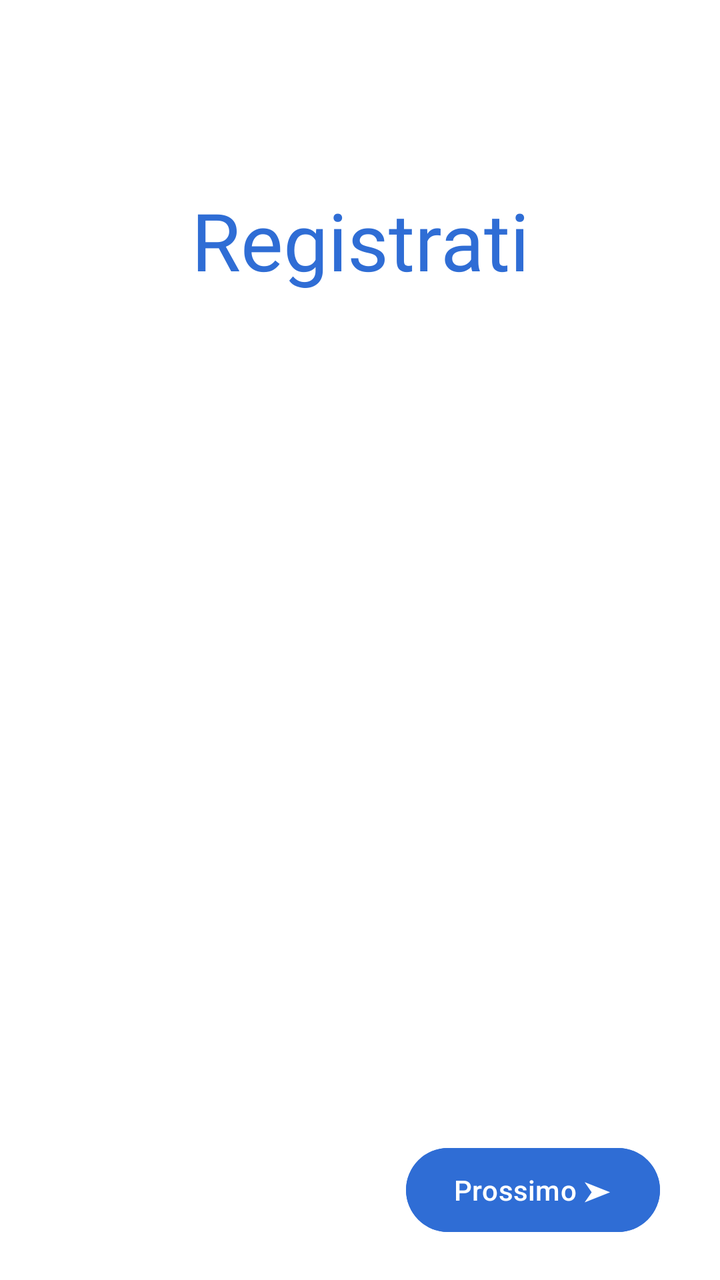
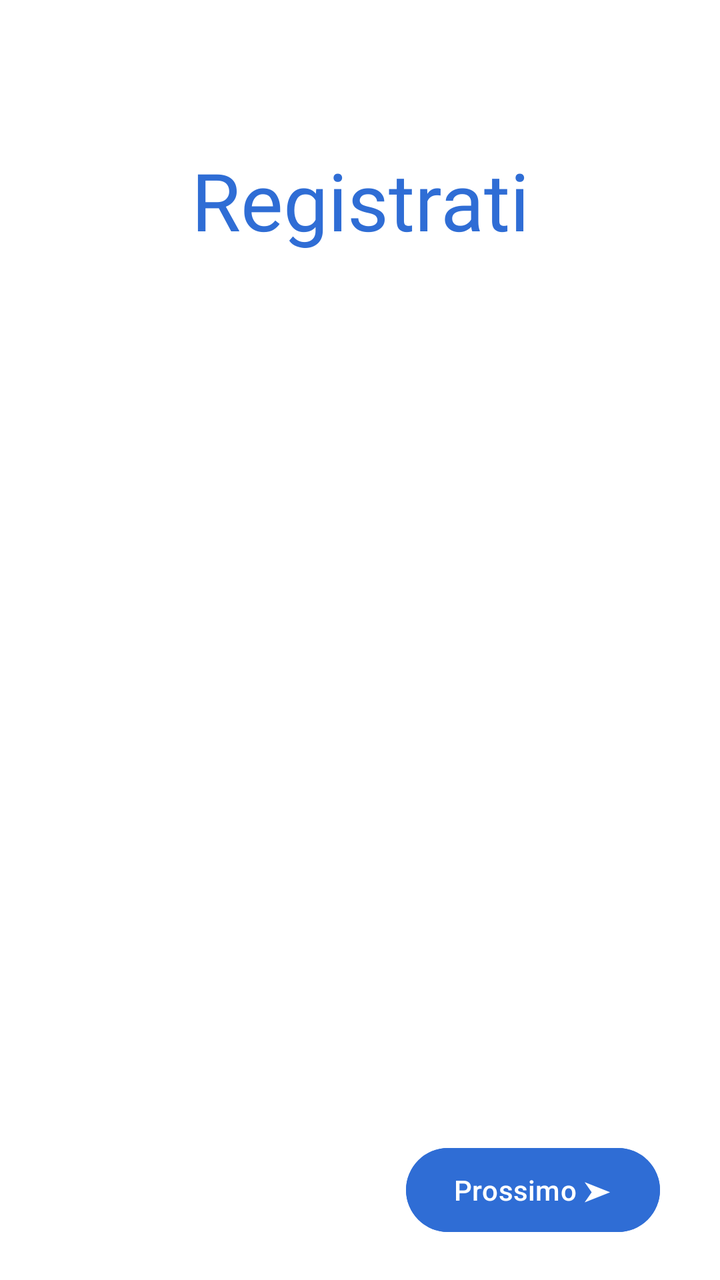

Screens rendered from an Android XML layout before and after an edit, with the pre-edit source and the edit as a unified diff.
<!-- AndroidManifest.xml: application theme Theme.AsilApp -->
<!-- res/layout/signup_fragment.xml -->
<?xml version="1.0" encoding="utf-8"?>
<LinearLayout xmlns:android="http://schemas.android.com/apk/res/android"
    android:id="@+id/layoutSignupFragment"
    xmlns:app="http://schemas.android.com/apk/res-auto"
    xmlns:tools="http://schemas.android.com/tools"
    android:layout_width="match_parent"
    android:layout_height="match_parent"
    android:orientation="vertical"
    android:background="@color/appBackground"
    tools:context=".view.firstaccess.SignupFragment">

    <androidx.constraintlayout.widget.ConstraintLayout
        android:layout_width="match_parent"
        android:layout_height="100dp"
        android:layout_marginTop="70dp">

        <TextView
            android:id="@+id/signupTextView"
            android:layout_width="wrap_content"
            android:layout_height="wrap_content"
            android:fontFamily="@font/titillium_web_bold"
            android:text="Registrati"
            android:textColor="@color/titleColor"
            android:textSize="@dimen/title1FontSize"
            app:layout_constraintBottom_toBottomOf="parent"
            app:layout_constraintEnd_toEndOf="parent"
            app:layout_constraintStart_toStartOf="parent"
            app:layout_constraintTop_toTopOf="parent" />
    </androidx.constraintlayout.widget.ConstraintLayout>

    <FrameLayout
        android:id="@+id/registerSwitchView"
        android:layout_width="match_parent"
        android:layout_height="wrap_content">

    </FrameLayout>

    <androidx.constraintlayout.widget.ConstraintLayout
        android:layout_width="match_parent"
        android:layout_height="match_parent">

        <Button
            android:id="@+id/nextButton"
            android:layout_width="wrap_content"
            android:layout_height="@dimen/buttonsLoginHeight"
            android:layout_marginRight="30dp"
            android:layout_marginBottom="20dp"
            android:backgroundTint="@color/buttonsColor"
            android:text="@string/nextButton"
            app:layout_constraintBottom_toBottomOf="parent"
            app:layout_constraintRight_toRightOf="parent" />
    </androidx.constraintlayout.widget.ConstraintLayout>


</LinearLayout>
<!-- resources referenced by this layout -->
<resources>
  <color name="appBackground">#ffffff</color>
  <color name="buttonsColor">#2f6dd5</color>
  <color name="titleColor">#2f6dd5</color>
  <dimen name="buttonsLoginHeight">50dp</dimen>
  <dimen name="title1FontSize">40dp</dimen>
  <string name="nextButton">Prossimo ➤</string>
  <style name="Theme.AsilApp" parent="Base.Theme.AsilApp" />
  <style name="Base.Theme.AsilApp" parent="Theme.Material3.DayNight.NoActionBar">
          
          
      </style>
</resources>

<!-- the commit's change to res/layout/signup_fragment.xml (unified diff, before → after) -->
@@ -1,21 +1,21 @@
 <?xml version="1.0" encoding="utf-8"?>
 <LinearLayout xmlns:android="http://schemas.android.com/apk/res/android"
-    android:id="@+id/layoutSignupFragment"
+    android:id="@+id/layoutFragmentSignup"
     xmlns:app="http://schemas.android.com/apk/res-auto"
     xmlns:tools="http://schemas.android.com/tools"
     android:layout_width="match_parent"
     android:layout_height="match_parent"
     android:orientation="vertical"
     android:background="@color/appBackground"
-    tools:context=".view.firstaccess.SignupFragment">
+    tools:context=".view.signinSignup.SignupFragment">
 
     <androidx.constraintlayout.widget.ConstraintLayout
         android:layout_width="match_parent"
         android:layout_height="100dp"
-        android:layout_marginTop="70dp">
+        android:layout_marginTop="50dp">
 
         <TextView
-            android:id="@+id/signupTextView"
+            android:id="@+id/signupLabel"
             android:layout_width="wrap_content"
             android:layout_height="wrap_content"
             android:fontFamily="@font/titillium_web_bold"
@@ -29,18 +29,18 @@
     </androidx.constraintlayout.widget.ConstraintLayout>
 
     <FrameLayout
-        android:id="@+id/registerSwitchView"
+        android:id="@+id/signupSwitchView"
         android:layout_width="match_parent"
         android:layout_height="wrap_content">
+    </FrameLayout>
 
-    </FrameLayout>
+
 
     <androidx.constraintlayout.widget.ConstraintLayout
         android:layout_width="match_parent"
         android:layout_height="match_parent">
-
         <Button
-            android:id="@+id/nextButton"
+            android:id="@+id/nextButtonSignup"
             android:layout_width="wrap_content"
             android:layout_height="@dimen/buttonsLoginHeight"
             android:layout_marginRight="30dp"
@@ -50,6 +50,4 @@
             app:layout_constraintBottom_toBottomOf="parent"
             app:layout_constraintRight_toRightOf="parent" />
     </androidx.constraintlayout.widget.ConstraintLayout>
-
-
 </LinearLayout>
